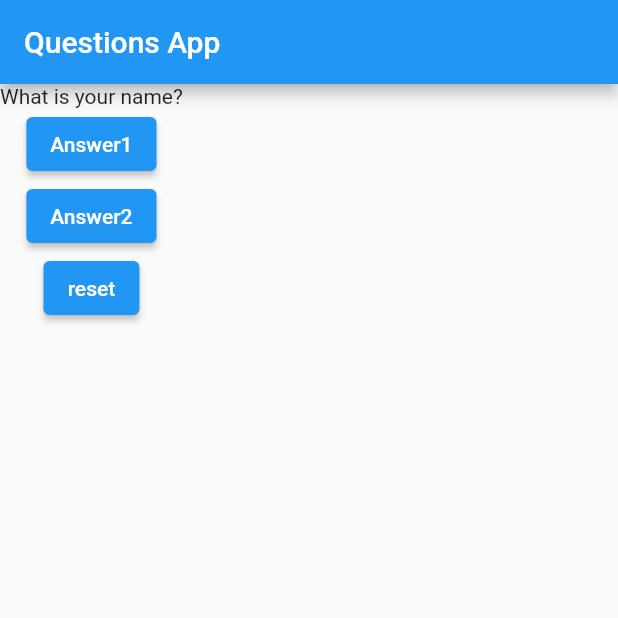
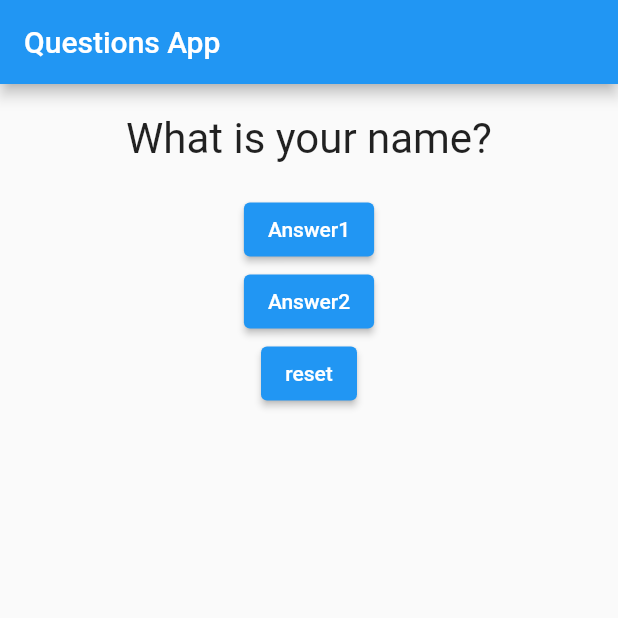
Before and after one commit to El-Neweshy/flutter_first_app, a Flutter app: the screen it shows after launch, after a tap on "Answer1", after a tap on "Answer2", after a tap on "reset", on a phone screen of 412 x 824 dp, the top half of it. Run offline on Flutter 3.47's test engine with Material 2 defaults, Android fonts, the phone set to English and light mode, and no system bars.

Commit message:
create Question widget

```diff
--- a/lib/main.dart
+++ b/lib/main.dart
@@ -1,4 +1,5 @@
 import 'package:flutter/material.dart';
+import 'package:flutter_first_app/question.dart';
 
 void main() => runApp(MyApp());
 
@@ -10,25 +11,27 @@ class MyApp extends StatefulWidget {
 class _MyAppState extends State<MyApp> {
   var questions = [
     'What is your name?',
-    'what is your age?',
+    'What is your age?',
     'What is your class?'
   ];
 
-  var questionIndex = 0;
+  var _questionIndex = 0;
+
+  void resetQuestionIndex() {
+    setState(() {
+      _questionIndex = 0;
+    });
+  }
 
   void answerQuestion() {
     setState(() {
-      questionIndex += 1;
+      if (_questionIndex < questions.length - 1) {
+        _questionIndex += 1;
+      } else {
+        _questionIndex = 0;
+      }
+      ;
     });
-    print('done answered');
-  }
-
-  void resetQuestionIndex() {
-    setState(() {
-      questionIndex = 0;
-    });
-
-    print('reset done');
   }
 
   @override
@@ -40,7 +43,7 @@ class _MyAppState extends State<MyApp> {
         ),
         body: Column(
           children: [
-            Text(questions[questionIndex]),
+            Question(questions[_questionIndex]),
             ElevatedButton(child: Text('Answer1'), onPressed: answerQuestion),
             ElevatedButton(child: Text('Answer2'), onPressed: answerQuestion),
             ElevatedButton(child: Text('reset'), onPressed: resetQuestionIndex),
--- /dev/null
+++ b/lib/question.dart
@@ -0,0 +1,20 @@
+import 'package:flutter/material.dart';
+
+class Question extends StatelessWidget {
+  final String quesionText;
+
+  Question(this.quesionText);
+
+  @override
+  Widget build(BuildContext context) {
+    return Container(
+      width: double.infinity,
+      margin: EdgeInsets.all(20),
+      child: Text(
+        quesionText,
+        style: TextStyle(fontSize: 28),
+        textAlign: TextAlign.center,
+      ),
+    );
+  }
+}
```
